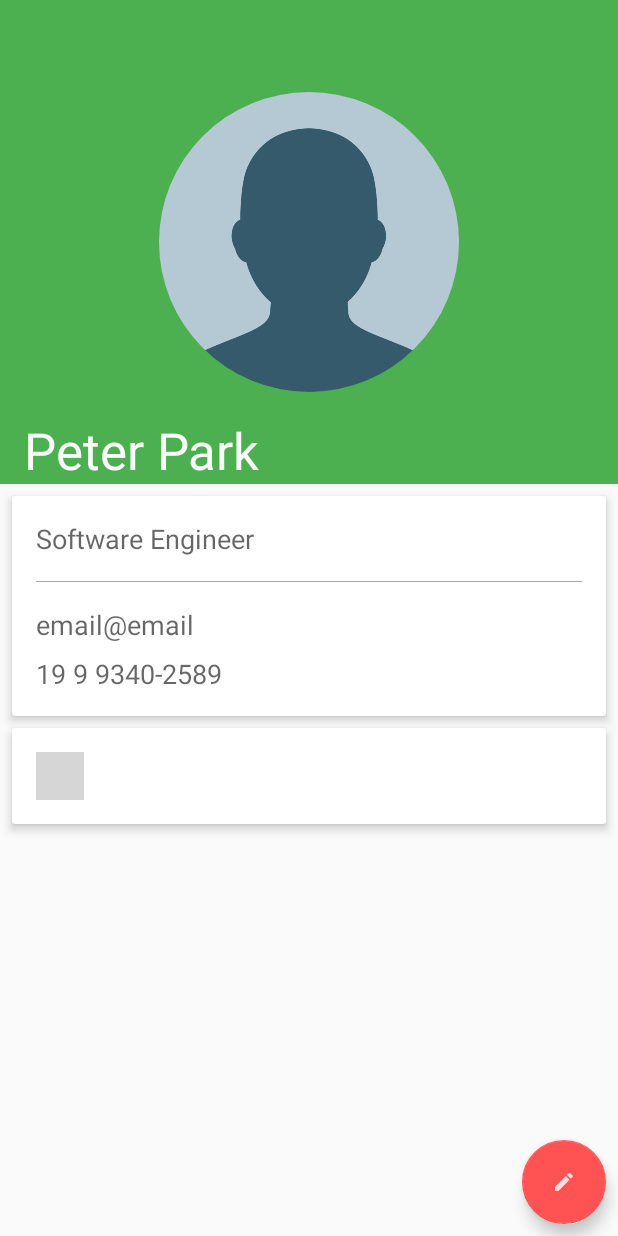
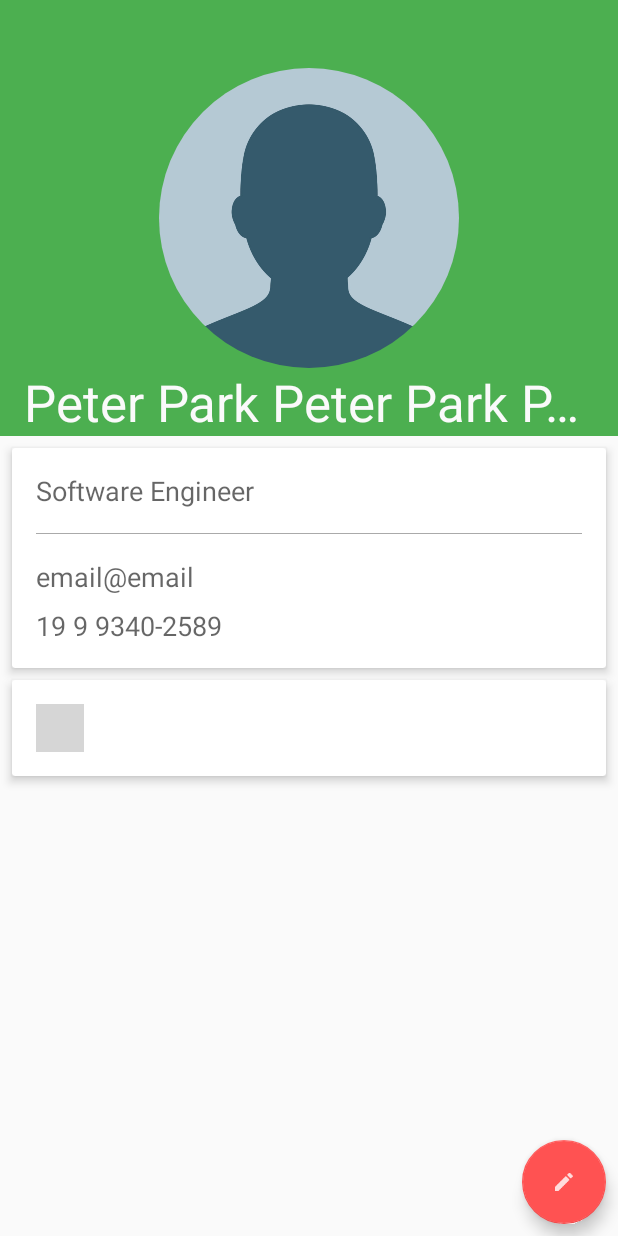
Before and after one commit to pedrofelipemm/Android-Developer-Nanodegree-Capstone-Project-Skill-Manager, an Android app: the layout activity_collaborator.xml on its own in the app's theme, with its tools: preview values and no code run, on a phone screen of 412 x 824 dp. Run offline under Robolectric (Android 15) with nearby library versions, the phone set to English and light mode, and no system bars; plain views replace ChipView; grey boxes are pictures that could not be loaded.

Commit message:
EditCollaboratorActivity - delete collaborator skill CollaboratorActivity - minor name ui fix

```diff
--- a/app/src/main/res/layout/activity_collaborator.xml
+++ b/app/src/main/res/layout/activity_collaborator.xml
@@ -38,11 +38,15 @@
                     style="@style/TextAppearance.AppCompat.Display1"
                     android:layout_width="wrap_content"
                     android:layout_height="wrap_content"
-                    android:layout_margin="@dimen/default_margin2x"
+                    android:ellipsize="end"
+                    android:maxLines="1"
+                    android:paddingEnd="@dimen/default_margin2x"
+                    android:paddingStart="@dimen/default_margin2x"
                     android:textColor="#FAFAFA"
                     app:layout_constraintLeft_toLeftOf="parent"
+                    app:layout_constraintRight_toRightOf="parent"
                     app:layout_constraintTop_toBottomOf="@id/collab_pic_imageview"
-                    tools:text="Peter Park"/>
+                    tools:text="Peter Park Peter Park Peter Park "/>
 
             </android.support.constraint.ConstraintLayout>
 
```
Also changed, not shown: app/src/main/java/study/pmoreira/skillmanager/business/CollaboratorBusiness.java (+5 -2 lines), app/src/main/java/study/pmoreira/skillmanager/data/CollaboratorSkillDao.java (+11 -0 lines), app/src/main/java/study/pmoreira/skillmanager/data/FirebaseDao.java (+0 -11 lines).
